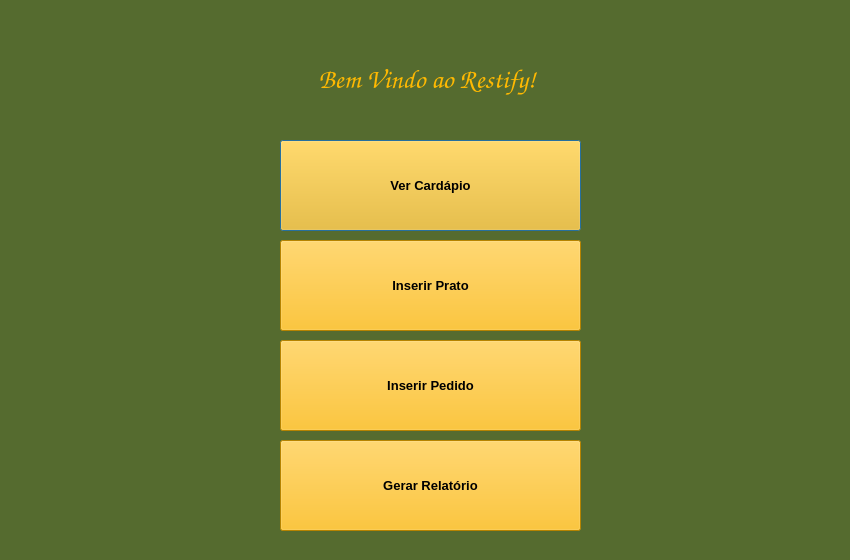
Old version of the form tela1.ui in the repository jujubsfs/restify3.
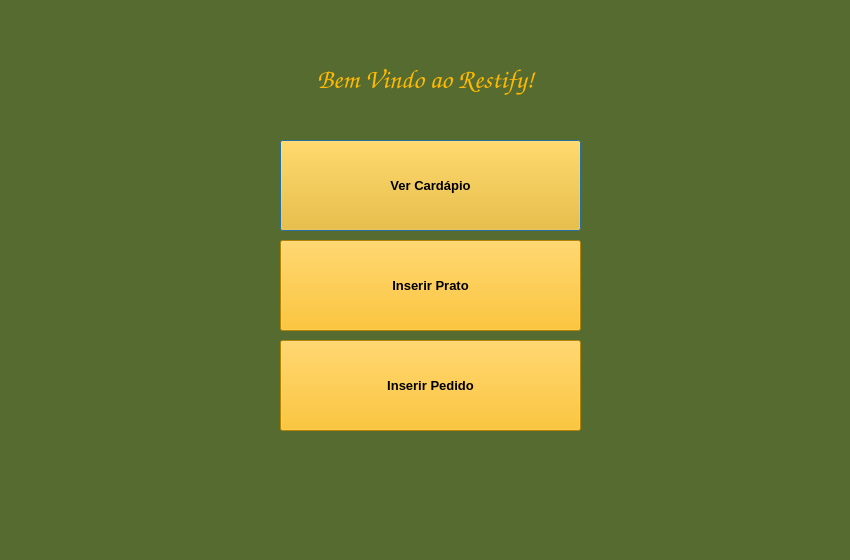
New version of the form. Icons and pictures are not drawn.

```diff
--- a/tela1.ui
+++ b/tela1.ui
@@ -67,9 +67,9 @@
   <widget class="QLabel" name="bemvindo">
    <property name="geometry">
     <rect>
-     <x>290</x>
+     <x>240</x>
      <y>60</y>
-     <width>274</width>
+     <width>371</width>
      <height>38</height>
     </rect>
    </property>
@@ -161,28 +161,6 @@
     <string>Inserir Pedido</string>
    </property>
   </widget>
-  <widget class="QPushButton" name="pushButton_4">
-   <property name="geometry">
-    <rect>
-     <x>280</x>
-     <y>440</y>
-     <width>301</width>
-     <height>91</height>
-    </rect>
-   </property>
-   <property name="font">
-    <font>
-     <pointsize>10</pointsize>
-     <bold>true</bold>
-    </font>
-   </property>
-   <property name="styleSheet">
-    <string notr="true">background-color: rgb(255, 183, 0);</string>
-   </property>
-   <property name="text">
-    <string>Gerar Relatório</string>
-   </property>
-  </widget>
  </widget>
  <resources>
   <include location="resources.qrc"/>
```
